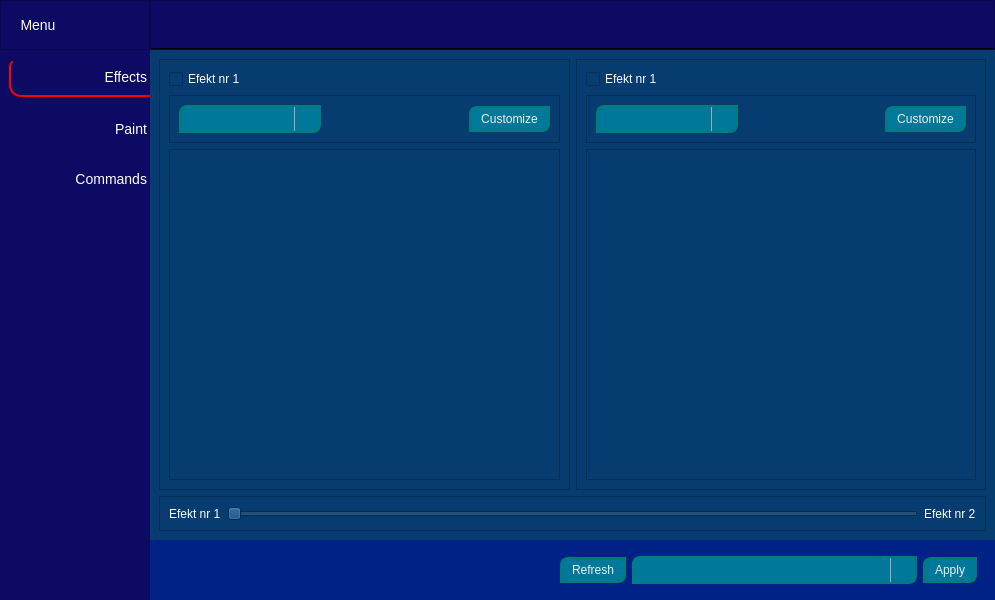
Before: the Qt Designer form PC_program/ui/MainWindow.ui in Wisien999/PC-Arduino_LED_strip, drawn with Qt 5.
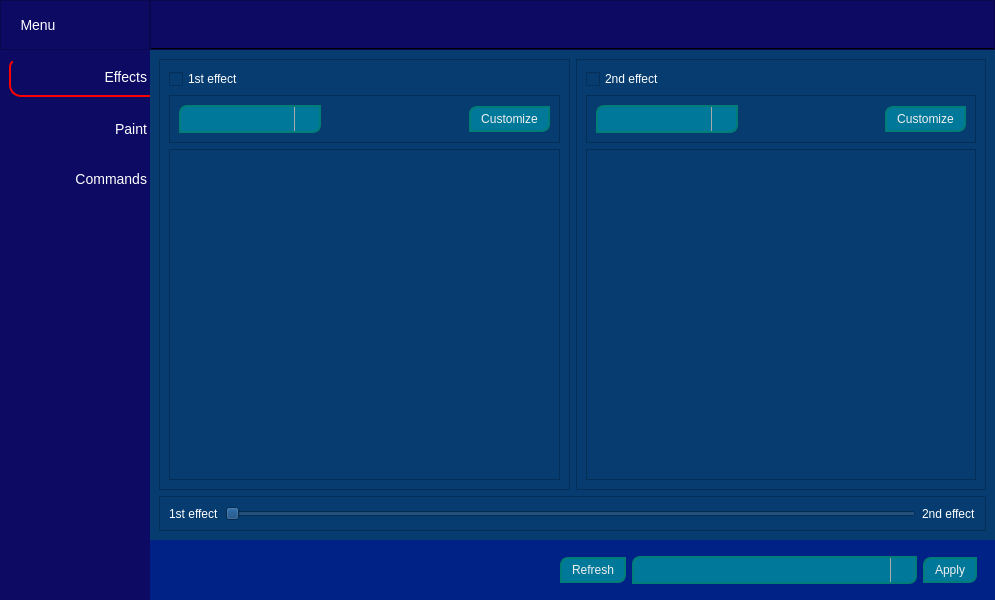
After: the same form once the commit is applied. Icons and pictures are not drawn.

Commit message: Add some QSS to make summary items look good

```diff
--- a/PC_program/ui/MainWindow.ui
+++ b/PC_program/ui/MainWindow.ui
@@ -633,7 +633,7 @@
                           <string notr="true">color: #fff;</string>
                          </property>
                          <property name="text">
-                          <string>Efekt nr 1</string>
+                          <string>1st effect</string>
                          </property>
                         </widget>
                        </item>
@@ -987,7 +987,7 @@
                           <string notr="true">color: #fff;</string>
                          </property>
                          <property name="text">
-                          <string>Efekt nr 1</string>
+                          <string>2nd effect</string>
                          </property>
                         </widget>
                        </item>
@@ -1468,7 +1468,7 @@
                        </palette>
                       </property>
                       <property name="text">
-                       <string>Efekt nr 1</string>
+                       <string>1st effect</string>
                       </property>
                      </widget>
                     </item>
@@ -1606,7 +1606,7 @@
                        </palette>
                       </property>
                       <property name="text">
-                       <string>Efekt nr 2</string>
+                       <string>2nd effect</string>
                       </property>
                      </widget>
                     </item>
```
Left out of the diff: 70 changed lines with no effect on the pictures.
